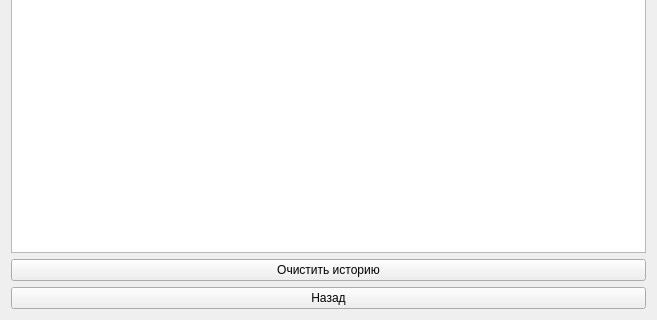
Before: the Qt Designer form stock/screens/screen_4.ui in ZinixZay/spending_watcher, drawn with Qt 5; both pictures show x 0 to 657 and y 152 to 472 of the 657 by 472 pixel window.
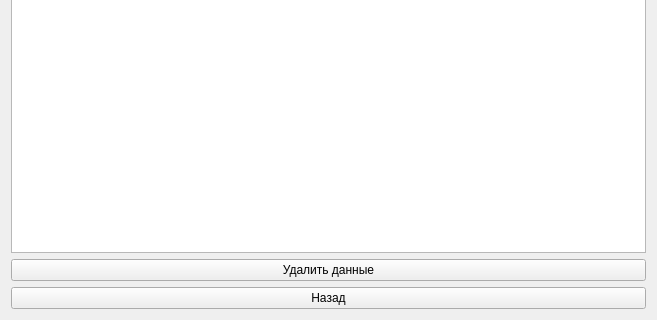
After: the same form once the commit is applied.

```diff
--- a/stock/screens/screen_4.ui
+++ b/stock/screens/screen_4.ui
@@ -20,7 +20,7 @@
    <item row="1" column="0">
     <widget class="QPushButton" name="clean_but">
      <property name="text">
-      <string>Очистить историю</string>
+      <string>Удалить данные</string>
      </property>
     </widget>
    </item>
```
